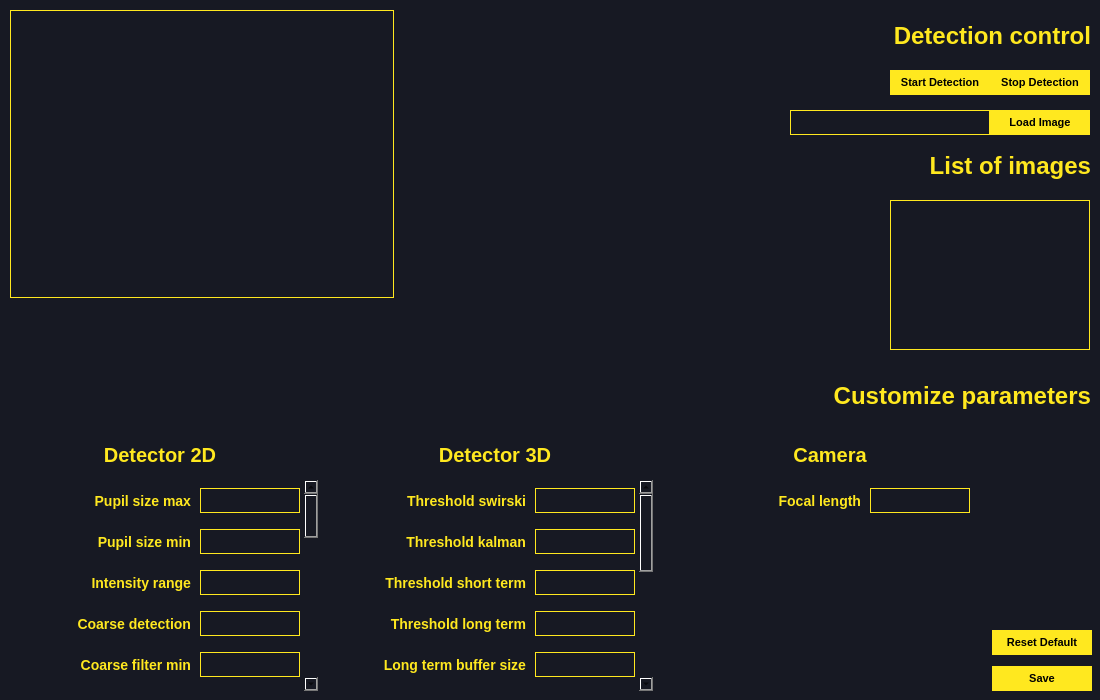
Qt form ui/main.ui (MartinRapcan/EyeTracking) before a commit.
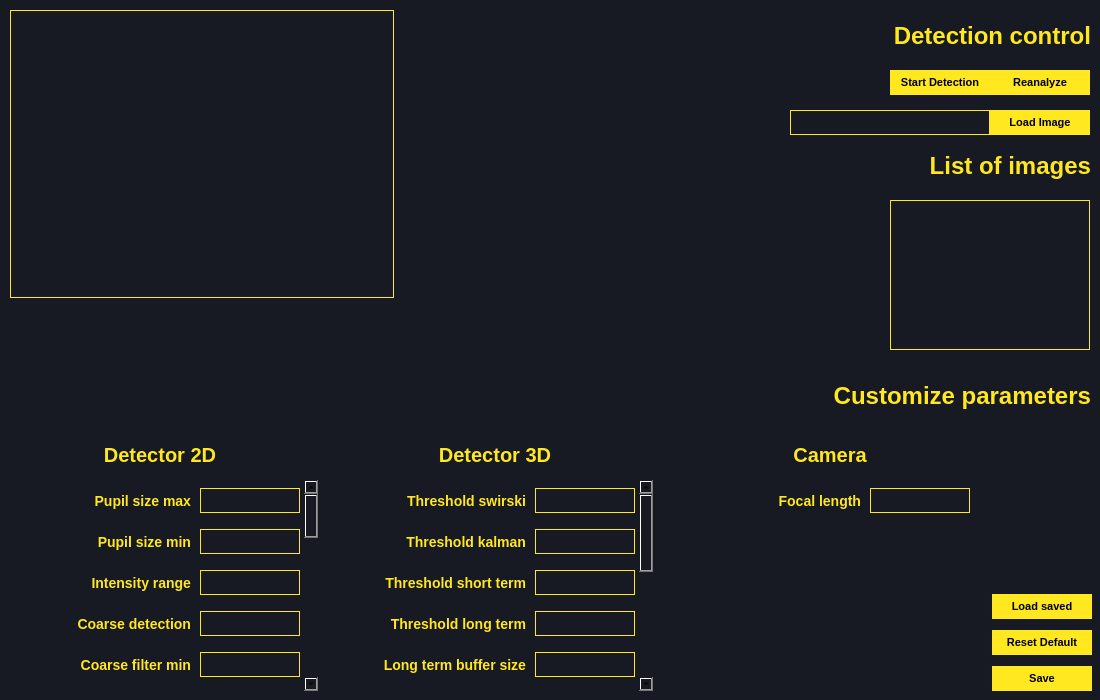
The same form after that commit.

Commit message: feat: gui changes and parameters change logic

```diff
--- a/ui/main.ui
+++ b/ui/main.ui
@@ -129,7 +129,7 @@
 }</string>
    </property>
    <property name="text">
-    <string>Stop Detection</string>
+    <string>Reanalyze</string>
    </property>
   </widget>
   <widget class="QLabel" name="imagePath">
@@ -3597,6 +3597,41 @@
      </layout>
     </widget>
    </widget>
+   <widget class="QPushButton" name="uploadSave">
+    <property name="geometry">
+     <rect>
+      <x>992</x>
+      <y>164</y>
+      <width>100</width>
+      <height>25</height>
+     </rect>
+    </property>
+    <property name="styleSheet">
+     <string notr="true">QPushButton {
+background-color: #FFE81F;
+border: none;
+font-size: 11px;
+color: black;
+font-weight: 600;
+}
+
+QPushButton:hover {
+background-color: #ccba18;
+
+}
+
+QPushButton:pressed {
+background-color: #ccba18;
+}
+
+QPushButton:disabled {
+    background-color:  #87814c;
+}</string>
+    </property>
+    <property name="text">
+     <string>Load saved</string>
+    </property>
+   </widget>
   </widget>
  </widget>
  <resources/>
```
Left out of the diff: 4 changed lines with no effect on the pictures. The commit also changes 1 other file.
